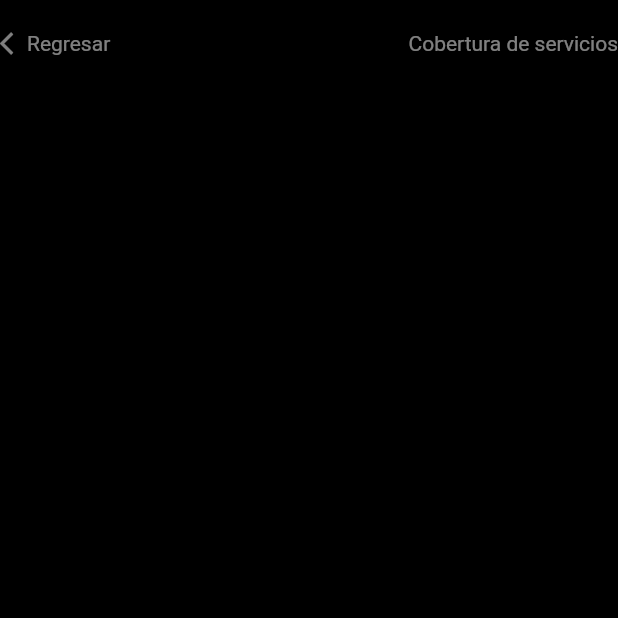
After one commit to elalo4171/reemp_test, a Flutter app: the ConfigServiceDetails screen opened by its route, on a phone screen of 412 x 824 dp, the top half of it. The commit adds this screen. Run offline on Flutter 3.47's test engine with Material 2 defaults, Android fonts, the phone set to English and light mode, and no system bars; our stand-ins replace flutter_svg.

Commit message:
Custom AppBar

```diff
--- /dev/null
+++ b/lib/global_widgets/custom_appbar.dart
@@ -0,0 +1,48 @@
+import 'package:flutter/material.dart';
+
+class CustomAppbar extends StatelessWidget {
+  const CustomAppbar({
+    Key? key,
+  }) : super(key: key);
+
+  @override
+  Widget build(BuildContext context) {
+    return Padding(
+      padding: const EdgeInsets.only(
+        top: 20,
+        left: 0,
+      ),
+      child: Row(
+        children: [
+          InkWell(
+            onTap: () {
+              Navigator.pop(context);
+            },
+            child: Row(
+              children: [
+                Icon(
+                  Icons.arrow_back_ios,
+                  size: 18,
+                  color: Colors.white.withOpacity(.5),
+                ),
+                Text(
+                  "Regresar",
+                  style: TextStyle(
+                    color: Colors.white.withOpacity(.5),
+                  ),
+                ),
+              ],
+            ),
+          ),
+          const Spacer(),
+          Text(
+            "Cobertura de servicios",
+            style: TextStyle(
+              color: Colors.white.withOpacity(.5),
+            ),
+          ),
+        ],
+      ),
+    );
+  }
+}
--- /dev/null
+++ b/lib/modules/config_service_details/config_service_details.dart
@@ -0,0 +1,28 @@
+import 'package:flutter/material.dart';
+import 'package:reemp/global_widgets/custom_appbar.dart';
+
+class ConfigServiceDetails extends StatefulWidget {
+  const ConfigServiceDetails({super.key});
+
+  @override
+  State<ConfigServiceDetails> createState() => _ConfigServiceDetailsState();
+}
+
+class _ConfigServiceDetailsState extends State<ConfigServiceDetails> {
+  @override
+  Widget build(BuildContext context) {
+    return SafeArea(
+      child: Scaffold(
+        backgroundColor: Colors.black,
+        body: Column(
+          children: [
+            const CustomAppbar(),
+            Center(
+              child: Text('Config Service Details'),
+            ),
+          ],
+        ),
+      ),
+    );
+  }
+}
```
Also changed, not shown: lib/modules/config_service/config_service_page.dart (+2 -37 lines), lib/modules/loding/loading_page.dart (+3 -38 lines), lib/routes/routes.dart (+7 -0 lines).
